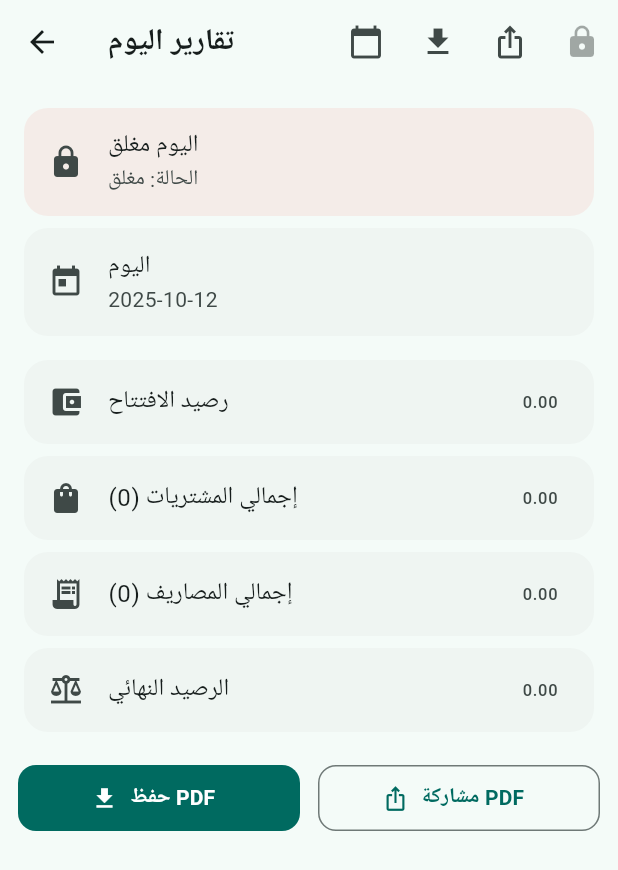
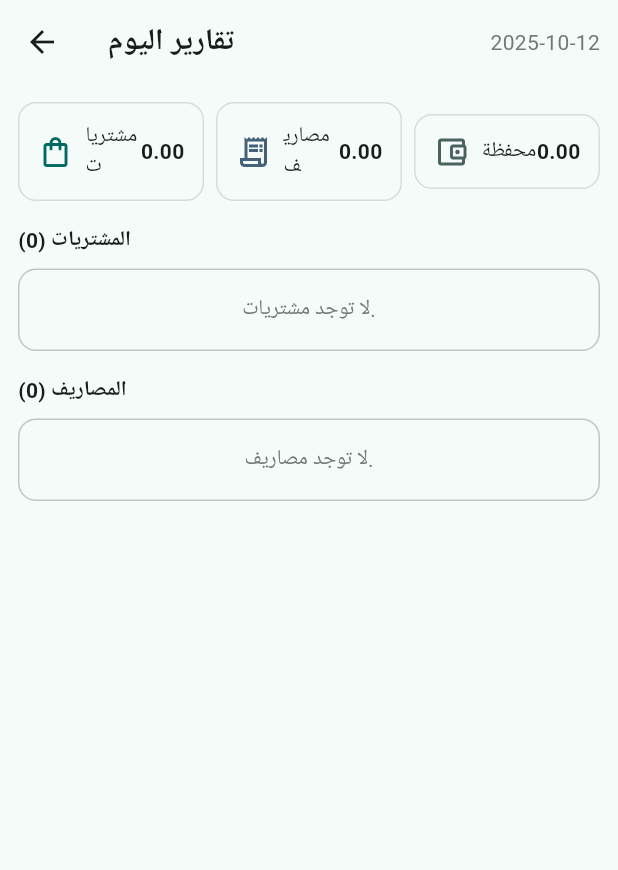
Before and after one commit to mustphache/admiral_tablet_a, a Flutter app: the ReportsScreen screen opened directly, on a phone screen of 412 x 824 dp. Shown: the top 870 px of the screen. Run offline on Flutter 3.47's test engine with Material 3 defaults, Android fonts, the phone set to English and light mode, and no system bars; our stand-ins replace pdf, shared_preferences; accounts and stored records are empty.

Commit message:
[auto] sync: 2025-10-12 17:17:41

```diff
--- a/lib/features/day_session/reports_screen.dart
+++ b/lib/features/day_session/reports_screen.dart
@@ -1,19 +1,13 @@
-import 'dart:io';
-import 'dart:typed_data';
+import 'package:flutter/material.dart';
+import 'package:provider/provider.dart';
 
-import 'package:flutter/material.dart';
-import 'package:intl/intl.dart';
-import 'package:path_provider/path_provider.dart';
-import 'package:printing/printing.dart';
-
-import 'package:admiral_tablet_a/common/helpers/utils.dart'; // todayISO()
 import 'package:admiral_tablet_a/state/controllers/day_session_controller.dart';
 import 'package:admiral_tablet_a/state/controllers/purchase_controller.dart';
 import 'package:admiral_tablet_a/state/controllers/expense_controller.dart';
+import 'package:admiral_tablet_a/state/controllers/wallet_controller.dart';
+import 'package:admiral_tablet_a/core/time/time_formats.dart';
 import 'package:admiral_tablet_a/data/models/purchase_model.dart';
 import 'package:admiral_tablet_a/data/models/expense_model.dart';
-
-import 'package:admiral_tablet_a/features/day_session/report_pdf.dart';
 
 class ReportsScreen extends StatefulWidget {
   const ReportsScreen({super.key});
@@ -23,225 +17,217 @@ class ReportsScreen extends StatefulWidget {
 }
 
 class _ReportsScreenState extends State<ReportsScreen> {
-  final _dayCtrl = DaySessionController();
-  final _pCtrl = PurchaseController();
-  final _eCtrl = ExpenseController();
+  final _p = PurchaseController();
+  final _e = ExpenseController();
+  final _w = WalletController();
 
-  final _df = DateFormat('yyyy-MM-dd');
-
-  String _dayId = todayISO();
-  bool _loading = false;
-
-  // KPIs
-  double _openingCash = 0;
+  late String _dayId;
+  List<PurchaseModel> _purchases = const [];
+  List<ExpenseModel> _expenses = const [];
   double _purchasesTotal = 0;
   double _expensesTotal = 0;
-  int _purchasesCount = 0;
-  int _expensesCount = 0;
+  double _walletTotal = 0;
 
-  double get _balance => _openingCash - _purchasesTotal - _expensesTotal;
-
-  Future<Directory?> _androidDownloadsDir() async {
-    try {
-      final dirs =
-      await getExternalStorageDirectories(type: StorageDirectory.downloads);
-      if (dirs != null && dirs.isNotEmpty) return dirs.first;
-    } catch (_) {}
-    return null;
+  void _reload() {
+    _dayId = TimeFmt.dayIdToday();
+    _purchases = _p.listByDay(_dayId);
+    _expenses = _e.listByDay(_dayId);
+    _purchasesTotal = _p.totalForDay(_dayId);
+    _expensesTotal = _e.totalForDay(_dayId);
+    _walletTotal = _w.totalForDay(_dayId);
+    setState(() {});
   }
 
-  Future<Uint8List> _buildPdfBytes() async {
-    final List<PurchaseModel> purchases = await _pCtrl.getByDay(_dayId);
-    final List<ExpenseModel> expenses = await _eCtrl.getByDay(_dayId);
-
-    final opening = _dayCtrl.current?.openingCash ?? 0;
-    final purchasesTotal = purchases.fold<double>(
-      0,
-          (s, p) => s + (p.total ?? (p.price ?? 0)),
-    );
-    final expensesTotal = expenses.fold<double>(
-      0,
-          (s, e) => s + (e.amount ?? 0),
-    );
-    final balance = opening - purchasesTotal - expensesTotal;
-
-    _openingCash = opening;
-    _purchasesTotal = purchasesTotal;
-    _expensesTotal = expensesTotal;
-    _purchasesCount = purchases.length;
-    _expensesCount = expenses.length;
-
-    final data = ReportPdfData(
-      dayId: _dayId,
-      market: (_dayCtrl.current?.id == _dayId) ? (_dayCtrl.current?.market ?? '') : '',
-      openingCash: opening,
-      purchases: purchases,
-      expenses: expenses,
-      purchasesTotal: purchasesTotal,
-      expensesTotal: expensesTotal,
-      balance: balance,
-    );
-
-    return buildDayReportPdf(data);
-  }
-
-  Future<void> _shareOnly(BuildContext context) async {
-    final messenger = ScaffoldMessenger.of(context);
-    setState(() => _loading = true);
-    try {
-      final bytes = await _buildPdfBytes();
-      await Printing.sharePdf(bytes: bytes, filename: 'report-$_dayId.pdf');
-      messenger.showSnackBar(const SnackBar(content: Text('تمت مشاركة PDF بنجاح')));
-    } catch (e) {
-      messenger.showSnackBar(SnackBar(content: Text('فشل مشاركة PDF: $e')));
-    } finally {
-      if (mounted) setState(() => _loading = false);
-    }
-  }
-
-  Future<void> _saveOnly(BuildContext context) async {
-    final messenger = ScaffoldMessenger.of(context);
-    setState(() => _loading = true);
-    try {
-      final bytes = await _buildPdfBytes();
-      final dir = await _androidDownloadsDir();
-      if (dir == null) {
-        messenger.showSnackBar(const SnackBar(content: Text('تعذّر العثور على مجلد التنزيلات')));
-      } else {
-        final file = File('${dir.path}/report-$_dayId.pdf');
-        await file.writeAsBytes(bytes);
-        messenger.showSnackBar(SnackBar(content: Text('تم الحفظ: ${file.path}')));
-      }
-    } catch (e) {
-      messenger.showSnackBar(SnackBar(content: Text('فشل الحفظ: $e')));
-    } finally {
-      if (mounted) setState(() => _loading = false);
-    }
-  }
-
-  Future<void> _pickDay() async {
-    final now = DateTime.now();
-    final initial = DateTime.tryParse(_dayId) ?? now;
-    final picked = await showDatePicker(
-      context: context,
-      initialDate: initial,
-      firstDate: DateTime(now.year - 2),
-      lastDate: DateTime(now.year + 2),
-    );
-    if (picked == null) return;
-    setState(() => _dayId = _df.format(picked));
+  @override
+  void initState() {
+    super.initState();
+    _reload();
   }
 
   @override
   Widget build(BuildContext context) {
-    final closed = !DaySessionController().isOpen;
+    return ChangeNotifierProvider<DaySessionController>(
+      create: (_) => DaySessionController()..load(),
+      child: Consumer<DaySessionController>(
+        builder: (_, session, __) {
+          final cs = Theme.of(context).colorScheme;
 
           return Scaffold(
             appBar: AppBar(
               title: const Text('تقارير اليوم'),
               actions: [
-          IconButton(
-            tooltip: 'اختيار يوم',
-            onPressed: _pickDay,
-            icon: const Icon(Icons.calendar_today),
+                Center(
+                  child: Padding(
+                    padding: const EdgeInsetsDirectional.only(end: 12),
+                    child: Text(
+                      '$_dayId',
+                      style: TextStyle(color: cs.outline),
                     ),
-          IconButton(
-            tooltip: 'حفظ PDF',
-            onPressed: _loading ? null : () => _saveOnly(context),
-            icon: _loading
-                ? const SizedBox(
-                width: 20, height: 20, child: CircularProgressIndicator(strokeWidth: 2))
-                : const Icon(Icons.download),
-          ),
-          IconButton(
-            tooltip: 'مشاركة PDF',
-            onPressed: _loading ? null : () => _shareOnly(context),
-            icon: const Icon(Icons.ios_share),
-          ),
-          // زر إقفال اليوم
-          IconButton(
-            tooltip: closed ? 'اليوم مُغلق' : 'إقفال اليوم',
-            onPressed: closed
-                ? null
-                : () async {
-              setState(() => _loading = true);
-              try {
-                await DaySessionController().closeSession();
-                if (!mounted) return;
-                ScaffoldMessenger.of(context).showSnackBar(
-                  const SnackBar(content: Text('تم إقفال اليوم')),
-                );
-                setState(() {});
-              } catch (e) {
-                if (!mounted) return;
-                ScaffoldMessenger.of(context).showSnackBar(
-                  SnackBar(content: Text('فشل إقفال اليوم: $e')),
-                );
-              } finally {
-                if (!mounted) return;
-                setState(() => _loading = false);
-              }
-            },
-            icon: Icon(closed ? Icons.lock : Icons.lock_outline),
-          ),
-        ],
-      ),
-      body: ListView(
-        padding: const EdgeInsets.fromLTRB(12, 12, 12, 24),
-        children: [
-          if (closed)
-            Card(
-              color: Colors.red.withValues(alpha:0.08),
-              child: ListTile(
-                leading: const Icon(Icons.lock),
-                title: const Text('اليوم مغلق'),
-                subtitle: Text('الحالة: ${DaySessionController().isOpen ? 'مفتوح' : 'مغلق'}'),
-              ),
-            ),
-          Card(
-            child: ListTile(
-              leading: const Icon(Icons.today),
-              title: const Text('اليوم'),
-              subtitle: Text(_dayId),
-            ),
-          ),
-          const SizedBox(height: 8),
-          _kpi('رصيد الافتتاح', _openingCash, Icons.account_balance_wallet),
-          _kpi('إجمالي المشتريات ($_purchasesCount)', _purchasesTotal, Icons.shopping_bag),
-          _kpi('إجمالي المصاريف ($_expensesCount)', _expensesTotal, Icons.receipt_long),
-          _kpi('الرصيد النهائي', _balance, Icons.balance),
-          const SizedBox(height: 16),
-          Row(
-            children: [
-              Expanded(
-                child: FilledButton.icon(
-                  onPressed: _loading ? null : () => _saveOnly(context),
-                  icon: const Icon(Icons.download),
-                  label: const Text('حفظ PDF'),
-                ),
-              ),
-              const SizedBox(width: 12),
-              Expanded(
-                child: OutlinedButton.icon(
-                  onPressed: _loading ? null : () => _shareOnly(context),
-                  icon: const Icon(Icons.ios_share),
-                  label: const Text('مشاركة PDF'),
                   ),
                 ),
               ],
             ),
+            body: RefreshIndicator(
+              onRefresh: () async => _reload(),
+              child: ListView(
+                padding: const EdgeInsets.all(12),
+                children: [
+                  _HeaderTotals(
+                    purchases: _purchasesTotal,
+                    expenses: _expensesTotal,
+                    wallet: _walletTotal,
+                  ),
+                  const SizedBox(height: 16),
+                  Text('المشتريات (${_purchases.length})',
+                      style: const TextStyle(fontWeight: FontWeight.w700)),
+                  const SizedBox(height: 8),
+                  if (_purchases.isEmpty)
+                    _Empty('لا توجد مشتريات.')
+                  else
+                    ..._purchases
+                        .map((m) => _PurchaseRow(m))
+                        .toList(growable: false),
+                  const SizedBox(height: 16),
+                  Text('المصاريف (${_expenses.length})',
+                      style: const TextStyle(fontWeight: FontWeight.w700)),
+                  const SizedBox(height: 8),
+                  if (_expenses.isEmpty)
+                    _Empty('لا توجد مصاريف.')
+                  else
+                    ..._expenses
+                        .map((m) => _ExpenseRow(m))
+                        .toList(growable: false),
+                ],
+              ),
+            ),
+          );
+        },
+      ),
+    );
+  }
+}
+
+class _HeaderTotals extends StatelessWidget {
+  final double purchases;
+  final double expenses;
+  final double wallet;
+
+  const _HeaderTotals({
+    required this.purchases,
+    required this.expenses,
+    required this.wallet,
+  });
+
+  @override
+  Widget build(BuildContext context) {
+    final cs = Theme.of(context).colorScheme;
+    return Row(
+      children: [
+        _TotalChip('مشتريات', purchases, Icons.shopping_bag_outlined, cs.primary),
+        const SizedBox(width: 8),
+        _TotalChip('مصاريف', expenses, Icons.receipt_long_outlined, cs.tertiary),
+        const SizedBox(width: 8),
+        _TotalChip('محفظة', wallet, Icons.account_balance_wallet_outlined, cs.secondary),
+      ],
+    );
+  }
+}
+
+class _TotalChip extends StatelessWidget {
+  final String title;
+  final double value;
+  final IconData icon;
+  final Color color;
+
+  const _TotalChip(this.title, this.value, this.icon, this.color);
+
+  @override
+  Widget build(BuildContext context) {
+    return Expanded(
+      child: Container(
+        padding: const EdgeInsets.all(12),
+        decoration: BoxDecoration(
+          borderRadius: BorderRadius.circular(12),
+          border: Border.all(color: Colors.black12),
+        ),
+        child: Row(
+          children: [
+            Icon(icon, color: color),
+            const SizedBox(width: 8),
+            Expanded(child: Text(title)),
+            Text(
+              value.toStringAsFixed(2),
+              style: const TextStyle(fontWeight: FontWeight.w700),
+            ),
+          ],
+        ),
+      ),
+    );
+  }
+}
+
+class _PurchaseRow extends StatelessWidget {
+  final PurchaseModel m;
+  const _PurchaseRow(this.m);
+
+  @override
+  Widget build(BuildContext context) {
+    final cs = Theme.of(context).colorScheme;
+    final date = m.timestamp.toLocal().toString().split('.').first;
+    return ListTile(
+      leading: const Icon(Icons.shopping_bag_outlined),
+      title: Text(m.supplier.isEmpty ? '—' : m.supplier),
+      subtitle: Text(
+        'ت: $date${(m.tagNumber ?? '').isNotEmpty ? ' • خاتم: ${m.tagNumber}' : ''}',
+      ),
+      trailing: Column(
+        mainAxisAlignment: MainAxisAlignment.center,
+        crossAxisAlignment: CrossAxisAlignment.end,
+        children: [
+          Text('${m.total.toStringAsFixed(2)} دج',
+              style: const TextStyle(fontWeight: FontWeight.w700)),
+          Text('(${m.count} × ${m.price.toStringAsFixed(2)})',
+              style: TextStyle(color: cs.outline, fontSize: 12)),
         ],
       ),
     );
   }
+}
 
-  Widget _kpi(String label, double value, IconData icon) {
-    return Card(
-      child: ListTile(
-        leading: Icon(icon),
-        title: Text(label),
-        trailing: Text(value.toStringAsFixed(2)),
+class _ExpenseRow extends StatelessWidget {
+  final ExpenseModel m;
+  const _ExpenseRow(this.m);
+
+  @override
+  Widget build(BuildContext context) {
+    final date = m.timestamp.toLocal().toString().split('.').first;
+    return ListTile(
+      leading: const Icon(Icons.receipt_long_outlined),
+      title: Text(m.kind.isEmpty ? '—' : m.kind),
+      subtitle: Text('ت: $date'),
+      trailing: Text(
+        '${m.amount.toStringAsFixed(2)} دج',
+        style: const TextStyle(fontWeight: FontWeight.w700),
       ),
     );
   }
 }
+
+class _Empty extends StatelessWidget {
+  final String message;
+  const _Empty(this.message);
+
+  @override
+  Widget build(BuildContext context) {
+    final cs = Theme.of(context).colorScheme;
+    return Container(
+      padding: const EdgeInsets.all(16),
+      alignment: Alignment.center,
+      decoration: BoxDecoration(
+        borderRadius: BorderRadius.circular(12),
+        border: Border.all(color: cs.outlineVariant),
+      ),
+      child: Text(message, style: TextStyle(color: cs.outline)),
+    );
+  }
+}
```
Lines whose indentation alone changed are shown as unchanged.
